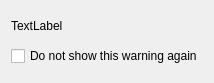
This is src/ui/skeletons/dialog_warn.ui in 132nd-etcher/EASI as Qt 5 draws it before an edit. The edited form follows.
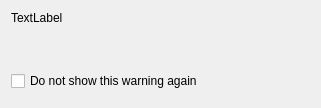
This is the edited form.

Commit message: changed warn dialog layout a bit

```diff
--- a/src/ui/skeletons/dialog_warn.ui
+++ b/src/ui/skeletons/dialog_warn.ui
@@ -6,8 +6,8 @@
    <rect>
     <x>0</x>
     <y>0</y>
-    <width>191</width>
-    <height>83</height>
+    <width>321</width>
+    <height>106</height>
    </rect>
   </property>
   <property name="windowTitle">
@@ -19,8 +19,27 @@
      <property name="text">
       <string>TextLabel</string>
      </property>
+     <property name="wordWrap">
+      <bool>true</bool>
+     </property>
     </widget>
    </item>
+   <item>
+    <spacer name="verticalSpacer">
+     <property name="orientation">
+      <enum>Qt::Vertical</enum>
+     </property>
+     <property name="sizeType">
+      <enum>QSizePolicy::Fixed</enum>
+     </property>
+     <property name="sizeHint" stdset="0">
+      <size>
+       <width>20</width>
+       <height>40</height>
+      </size>
+     </property>
+    </spacer>
+   </item>
    <item>
     <widget class="QCheckBox" name="checkBox">
      <property name="text">
```
The commit also changes 1 other file.
